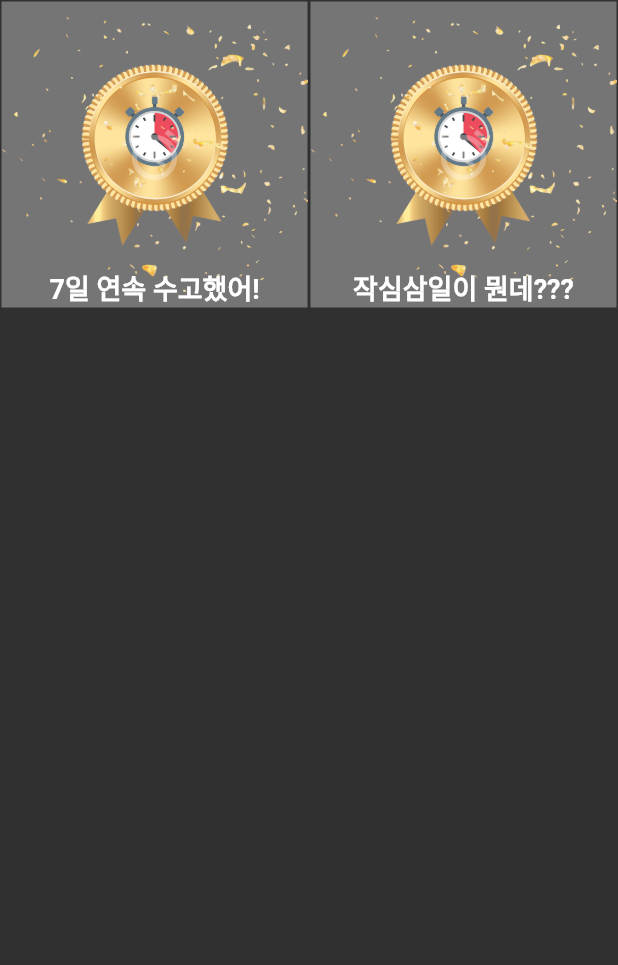
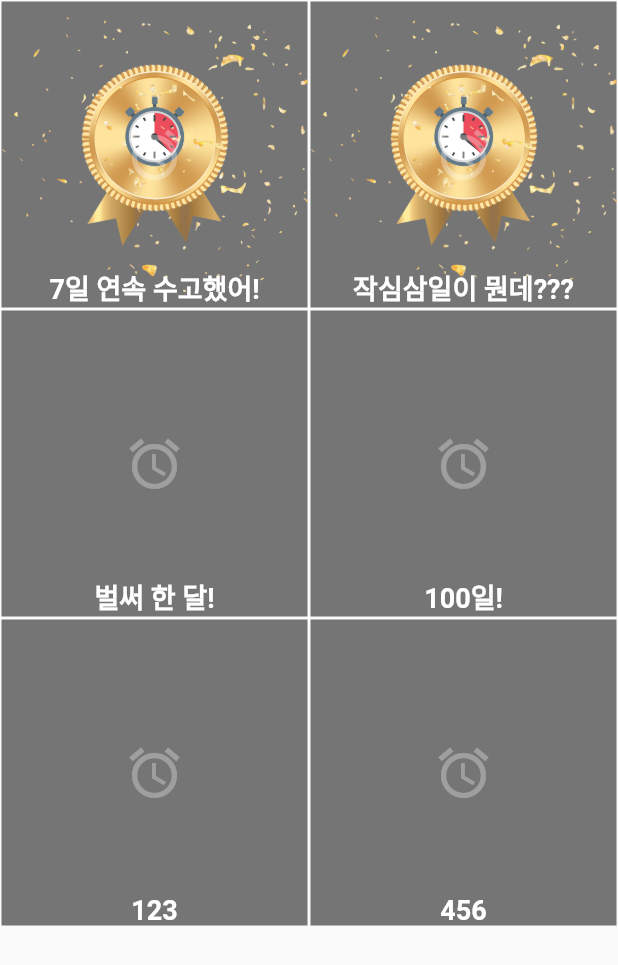
Before and after one commit to potatoCompletion/studyHelper, a Flutter app: the Tab1 widget shown alone on an empty page, opened directly, on a phone screen of 412 x 824 dp. Shown: the top 965 px of the screen. Run offline on Flutter 3.47's test engine with Material 2 defaults, Android fonts, the phone set to English and light mode, and no system bars; our stand-ins replace rflutter_alert, table_calendar; missing offline and left inert: scratcher.

Commit message:
2021-05-26 Update Reward's List & Grid by semiwo

```diff
--- a/lib/ui/global-variable/global-state.dart
+++ b/lib/ui/global-variable/global-state.dart
@@ -50,14 +50,21 @@ Map<DateTime, List<Event>> selectedEvents = {};
 
 // reward day count
 var stampDayCount = 0;
-var axisCount = 2;
+var axisCount = 6;
 
 var test = '작심삼일이 뭔데???';
 var test1 = '7일 연속 수고했어!';
 
 var rewardCheck = List<int>.filled(axisCount, 0);
 
-Map rewardMap = {'7일 연속 수고했어!': 0, '작심삼일이 뭔데???': 1};
+Map rewardMap = {
+  '7일 연속 수고했어!': 0,
+  '작심삼일이 뭔데???': 1,
+  '벌써 한 달!': 2,
+  '100일!': 3,
+  '123': 4,
+  '456': 5
+};
 
 //////////////////////////////////////////////////////////
 /// Reward
--- a/lib/ui/rewards/tab1.dart
+++ b/lib/ui/rewards/tab1.dart
@@ -9,16 +9,15 @@ class Tab1 extends StatefulWidget {
 class _Tab1State extends State<Tab1> {
   @override
   Widget build(BuildContext context) {
-    return Scaffold(
-        backgroundColor: Colors.grey[850],
-        body: Container(
+    return Container(
       child: GridView.builder(
+          // shrinkWrap: true
           itemCount: axisCount,
           gridDelegate:
               SliverGridDelegateWithFixedCrossAxisCount(crossAxisCount: 2),
           itemBuilder: (context, index) => Container(
+              margin: EdgeInsets.all(1.0),
               decoration: gridState(index),
-                  margin: EdgeInsets.all(1.0),
               child: Stack(children: <Widget>[
                 Center(
                     child: Icon(Icons.access_alarm,
@@ -28,7 +27,7 @@ class _Tab1State extends State<Tab1> {
                   child: _textState(index),
                 )
               ]))),
-        ));
+    );
   }
 }
 
```
Also changed, not shown: lib/ui/rewards/reward.dart (+11 -5 lines). Lines whose indentation alone changed are shown as unchanged.
